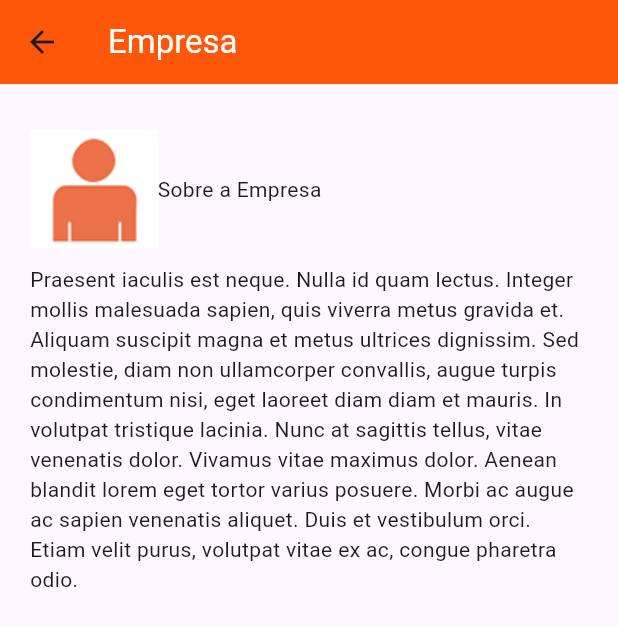
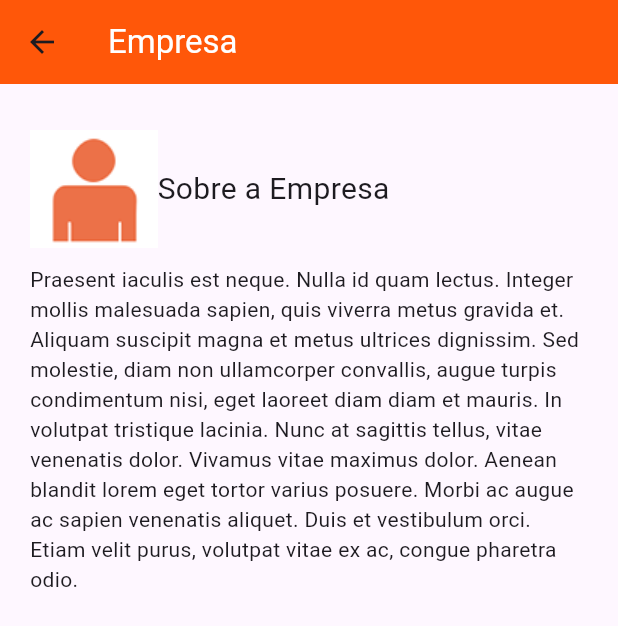
Before and after one commit to joaopaulo10101010/FlutterApkConsultoria, a Flutter app: the Empresa screen opened directly, on a phone screen of 412 x 824 dp. Shown: the top 626 px of the screen. Run offline on Flutter 3.47's test engine with Material 3 defaults, Android fonts, the phone set to English and light mode, and no system bars.

Commit message:
aumentando a escala dos titulos

```diff
--- a/lib/views/clientes.dart
+++ b/lib/views/clientes.dart
@@ -13,7 +13,7 @@ class _ClientesState extends State<Clientes> {
     return Scaffold(appBar: AppBar(backgroundColor: const Color.fromARGB(255, 170, 233, 53),
                      title: Text("Clientes",style: TextStyle(color: const Color.fromARGB(255, 255, 255, 255)),),
                      ),
-                     body: SingleChildScrollView(child: Container(padding: EdgeInsets.all(20),child: Column(children: [Row(children: [Image.asset("imagens/detalhe_cliente.png"),Text("Clientes",)],),SizedBox(height: 20,),Row(children: [Image.asset("imagens/cliente1.png")],),SizedBox(height: 20,),Row(children: [Text("Empresa de software")],),SizedBox(height: 20,),Row(children: [Image.asset("imagens/cliente2.png")],),SizedBox(height: 20,),Row(children: [Text("Empresa de auditoria")],)],),),) ,
+                     body: SingleChildScrollView(child: Container(padding: EdgeInsets.all(20),child: Column(children: [Row(children: [Image.asset("imagens/detalhe_cliente.png"),Text("Clientes",style: TextStyle(fontSize: 20),)],),SizedBox(height: 20,),Row(children: [Image.asset("imagens/cliente1.png")],),SizedBox(height: 20,),Row(children: [Text("Empresa de software")],),SizedBox(height: 20,),Row(children: [Image.asset("imagens/cliente2.png")],),SizedBox(height: 20,),Row(children: [Text("Empresa de auditoria")],)],),),) ,
 
 
                      );
--- a/lib/views/contato.dart
+++ b/lib/views/contato.dart
@@ -13,7 +13,7 @@ class _ContatoState extends State<Contato> {
     return Scaffold(appBar: AppBar(backgroundColor: Colors.green,
                      title: Text("Contatos",style: TextStyle(color: const Color.fromARGB(255, 255, 255, 255)),),
                      ),
-                     body: SingleChildScrollView(child: Container(padding: EdgeInsets.all(20),child: Column(children: [Row(children: [Image.asset("imagens/detalhe_contato.png"),Text("Contatos")],),SizedBox(height: 20,),Row(children: [Text("Atendimento@atm.com.br")],),SizedBox(height: 20,),Row(children: [Text("11-4087-9090")],),SizedBox(height: 20,),Row(children: [Text("11-99999-9090")],)],),),) ,
+                     body: SingleChildScrollView(child: Container(padding: EdgeInsets.all(20),child: Column(children: [Row(children: [Image.asset("imagens/detalhe_contato.png"),Text("Contatos",style: TextStyle(fontSize: 20))],),SizedBox(height: 20,),Row(children: [Text("Atendimento@atm.com.br")],),SizedBox(height: 20,),Row(children: [Text("11-4087-9090")],),SizedBox(height: 20,),Row(children: [Text("11-99999-9090")],)],),),) ,
 
 
                      );
--- a/lib/views/empresa.dart
+++ b/lib/views/empresa.dart
@@ -12,7 +12,7 @@ class _EmpresaState extends State<Empresa> {
   Widget build(BuildContext context) {
     return Scaffold(appBar: AppBar(backgroundColor: const Color.fromARGB(255, 255, 87, 9),
                      title: Text("Empresa",style: TextStyle(color: const Color.fromARGB(255, 255, 255, 255)),),),
-                     body: SingleChildScrollView(child: Container(padding: EdgeInsets.all(20),child: Column(children: [Row(children: [Image.asset("imagens/detalhe_empresa.png"),SizedBox(height: 100,),Text("Sobre a Empresa"),],),Text('Praesent iaculis est neque. Nulla id quam lectus. Integer mollis malesuada sapien, quis viverra metus gravida et. Aliquam suscipit magna et metus ultrices dignissim. Sed molestie, diam non ullamcorper convallis, augue turpis condimentum nisi, eget laoreet diam diam et mauris. In volutpat tristique lacinia. Nunc at sagittis tellus, vitae venenatis dolor. Vivamus vitae maximus dolor. Aenean blandit lorem eget tortor varius posuere. Morbi ac augue ac sapien venenatis aliquet. Duis et vestibulum orci. Etiam velit purus, volutpat vitae ex ac, congue pharetra odio.')],)),)
+                     body: SingleChildScrollView(child: Container(padding: EdgeInsets.all(20),child: Column(children: [Row(children: [Image.asset("imagens/detalhe_empresa.png"),SizedBox(height: 100,),Text("Sobre a Empresa", style: TextStyle(fontSize: 20)),],),Text('Praesent iaculis est neque. Nulla id quam lectus. Integer mollis malesuada sapien, quis viverra metus gravida et. Aliquam suscipit magna et metus ultrices dignissim. Sed molestie, diam non ullamcorper convallis, augue turpis condimentum nisi, eget laoreet diam diam et mauris. In volutpat tristique lacinia. Nunc at sagittis tellus, vitae venenatis dolor. Vivamus vitae maximus dolor. Aenean blandit lorem eget tortor varius posuere. Morbi ac augue ac sapien venenatis aliquet. Duis et vestibulum orci. Etiam velit purus, volutpat vitae ex ac, congue pharetra odio.')],)),)
 
                      );
   }
--- a/lib/views/servicos.dart
+++ b/lib/views/servicos.dart
@@ -12,7 +12,7 @@ class _ServicosState extends State<Servicos> {
   Widget build(BuildContext context) {
     return Scaffold(appBar: AppBar(backgroundColor: Colors.cyan,
                      title: Text("Serviços",style: TextStyle(color: const Color.fromARGB(255, 255, 255, 255)),),),
-                     body: SingleChildScrollView(child: Container(padding: EdgeInsets.all(20),child: Column(children: [Row(children: [Image.asset("imagens/detalhe_servico.png"),Text("Nossos serviços")],),SizedBox(height: 20,),Row(children: [Text("Consultoria")],),SizedBox(height: 20,),Row(children: [Text("Calculo de preços")],),SizedBox(height: 20,),Row(children: [Text("Acompanhamento de projetos")],)],),),) ,
+                     body: SingleChildScrollView(child: Container(padding: EdgeInsets.all(20),child: Column(children: [Row(children: [Image.asset("imagens/detalhe_servico.png"),Text("Nossos serviços",style: TextStyle(fontSize: 20))],),SizedBox(height: 20,),Row(children: [Text("Consultoria")],),SizedBox(height: 20,),Row(children: [Text("Calculo de preços")],),SizedBox(height: 20,),Row(children: [Text("Acompanhamento de projetos")],)],),),) ,
 
                      );
   }
```
